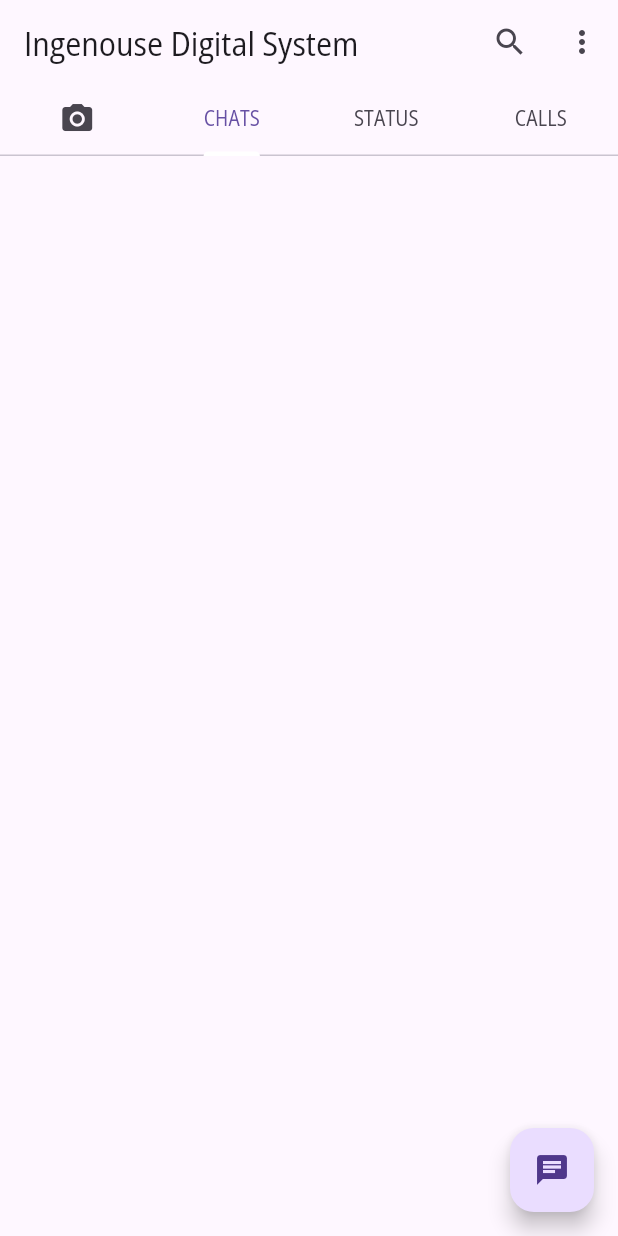
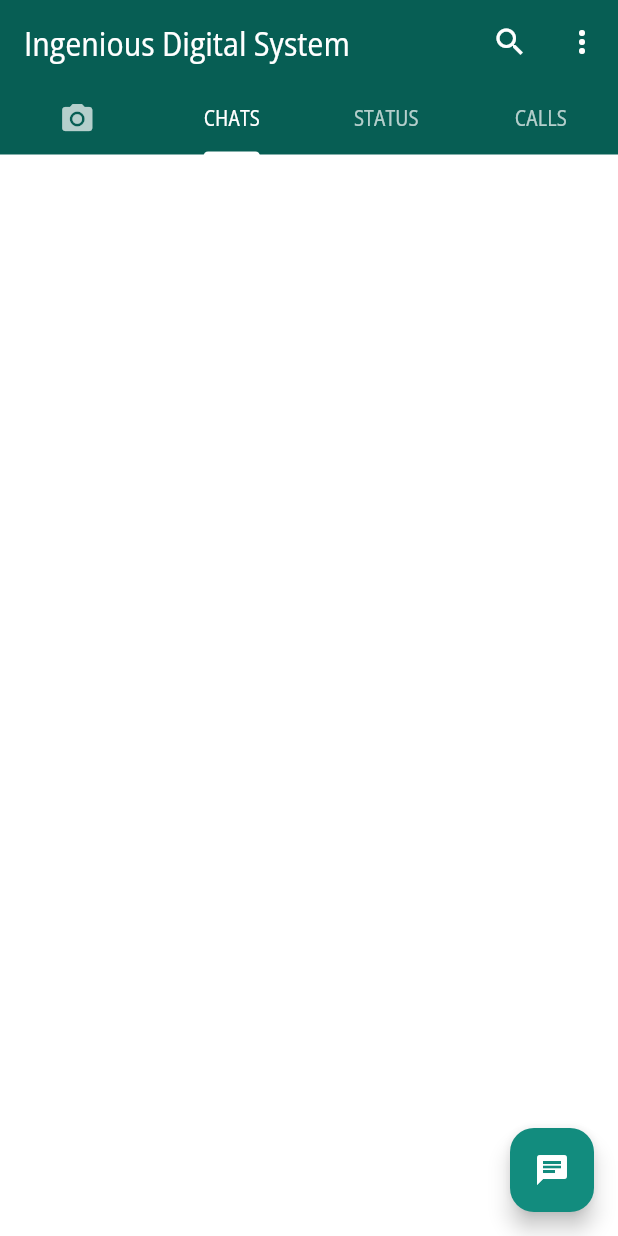
Before and after one commit to MuhammadZeeshanAkram/Flutter_chatapp_node.js, a Flutter app: the screen it shows after launch, tab 2 chosen, on a phone screen of 412 x 824 dp. Run offline on Flutter 3.47's test engine with Material 3 defaults, Android fonts, the phone set to English and light mode, and no system bars; our stand-ins replace device_preview.

Commit message:
theme applied finally

```diff
--- a/frontend/lib/Screens/home_screen.dart
+++ b/frontend/lib/Screens/home_screen.dart
@@ -10,51 +10,54 @@ class HomeScreen extends StatefulWidget {
 
 class _HomeScreenState extends State<HomeScreen> with SingleTickerProviderStateMixin {
   late TabController _controller;
+
   @override
   void initState() {
     super.initState();
-    _controller = TabController(length: 4, vsync: this,initialIndex: 0);
+    _controller = TabController(length: 4, vsync: this, initialIndex: 0);
+  }
 
-  }
   @override
   Widget build(BuildContext context) {
     return Scaffold(
       appBar: AppBar(
-        title: const Text("Ingenouse Digital System"),
+        title: const Text("Ingenious Digital System", style: TextStyle(color: Colors.white)),
+        backgroundColor: Theme.of(context).colorScheme.primary, // Use primary color for AppBar
         actions: [
-          IconButton(onPressed: (){}, icon: const Icon(Icons.search)),
-          PopupMenuButton<String>(
+
+          IconButton(onPressed: () {}, icon: const Icon(Icons.search), color: Colors.white),
+          PopupMenuButton <String>(
+
+             icon: const Icon(Icons.more_vert, color: Colors.white),
             onSelected: (value) {
               print(value);
+
             },
-            itemBuilder: (BuildContext context){
+            itemBuilder: (BuildContext context) {
               return [
-              const PopupMenuItem(value: "New group", child:Text("New group")),
-              const PopupMenuItem(value: "New broadcast", child:Text("New broadcast")),
-              const PopupMenuItem(value: "Whatsapp Web", child:Text("Whatsapp Web")),
-              const PopupMenuItem(value: "Starred messages", child:Text("Starred messages")),
-              const PopupMenuItem(value: "Settings", child:Text("Settings")),
+                const PopupMenuItem(value: "New group", child: Text("New group")),
+                const PopupMenuItem(value: "New broadcast", child: Text("New broadcast")),
+                const PopupMenuItem(value: "WhatsApp Web", child: Text("WhatsApp Web")),
+                const PopupMenuItem(value: "Starred messages", child: Text("Starred messages")),
+                const PopupMenuItem(value: "Settings", child: Text("Settings")),
                 PopupMenuItem(
-                onTap: (){},
+                  onTap: () {},
                   child: const Text("Invite a friend"),
-
                 ),
               ];
-          })        ],
+            },
+          ),
+        ],
         bottom: TabBar(
           controller: _controller,
-          indicatorColor: Colors.white,
-          tabs:
-          const [
-            Tab(
-              icon:Icon(Icons.camera_alt),)
-            ,Tab(
-              text: "CHATS",)
-            ,Tab(
-              text: "STATUS",)
-            ,Tab(
-              text: "CALLS",)
-
+          indicatorColor: Colors.white, // Secondary color for tab indicator
+          labelColor: Theme.of(context).colorScheme.onPrimary, // Text color on primary (for selected tab)
+          unselectedLabelColor: Colors.white70, // Unselected tab text color
+          tabs: const [
+            Tab(icon: Icon(Icons.camera_alt)),
+            Tab(text: "CHATS"),
+            Tab(text: "STATUS"),
+            Tab(text: "CALLS"),
           ],
         ),
       ),
@@ -67,8 +70,6 @@ class _HomeScreenState extends State<HomeScreen> with SingleTickerProviderStateM
           Text("CALLS"),
         ],
       ),
-
-
     );
   }
 }
--- a/frontend/lib/main.dart
+++ b/frontend/lib/main.dart
@@ -3,13 +3,12 @@ import 'package:flutter/foundation.dart';
 import 'package:flutter/material.dart';
 import 'package:frontend/Screens/home_screen.dart';
 
-
 void main() => runApp(
-  DevicePreview(
-    enabled: !kReleaseMode,
-    builder: (context) => const MyApp(), // Wrap your app
-  ),
-);
+      DevicePreview(
+        enabled: !kReleaseMode,
+        builder: (context) => const MyApp(), // Wrap your app
+      ),
+    );
 
 class MyApp extends StatelessWidget {
   const MyApp({super.key});
@@ -17,15 +16,21 @@ class MyApp extends StatelessWidget {
   @override
   Widget build(BuildContext context) {
     return MaterialApp(
-      // ignore: deprecated_member_use
       useInheritedMediaQuery: true,
       theme: ThemeData(
         fontFamily: 'OpenSans',
-        primaryColor: const Color(0xFF075E54),
-        accentColor: const Color(0xFF128C7E),
+        primaryColor: const Color(0xFF075E54), // Primary color for app
+        colorScheme: ColorScheme.fromSwatch().copyWith(
+          primary: const Color(0xFF075E54), // Set the primary color
+          secondary: const Color(0xFF128C7E), // Set the secondary color
+          onPrimary: Colors.white, // Set text color on primary (like AppBar)
+        ),
       ),
       locale: DevicePreview.locale(context),
-      builder: DevicePreview.appBuilder,
+      builder: (context, widget) {
+        return DevicePreview.appBuilder(context,
+            widget); // Pass the widget through DevicePreview.appBuilder
+      },
       home: const HomeScreen(),
     );
   }
--- a/frontend/lib/pages/chat_pages.dart
+++ b/frontend/lib/pages/chat_pages.dart
@@ -10,9 +10,11 @@ class ChatPage extends StatefulWidget {
 class _ChatPageState extends State<ChatPage> {
   @override
   Widget build(BuildContext context) {
-    return  Scaffold(
-      floatingActionButton: FloatingActionButton(onPressed: () {},
-      child:const Icon(Icons.chat),
+    return Scaffold(
+      floatingActionButton: FloatingActionButton(
+        onPressed: () {},
+        backgroundColor: Theme.of(context).colorScheme.secondary, // Set secondary color for the button
+        child: const Icon(Icons.chat, color: Colors.white), // Optionally set icon color to white
       ),
     );
   }
```
Lines whose indentation alone changed are shown as unchanged.
